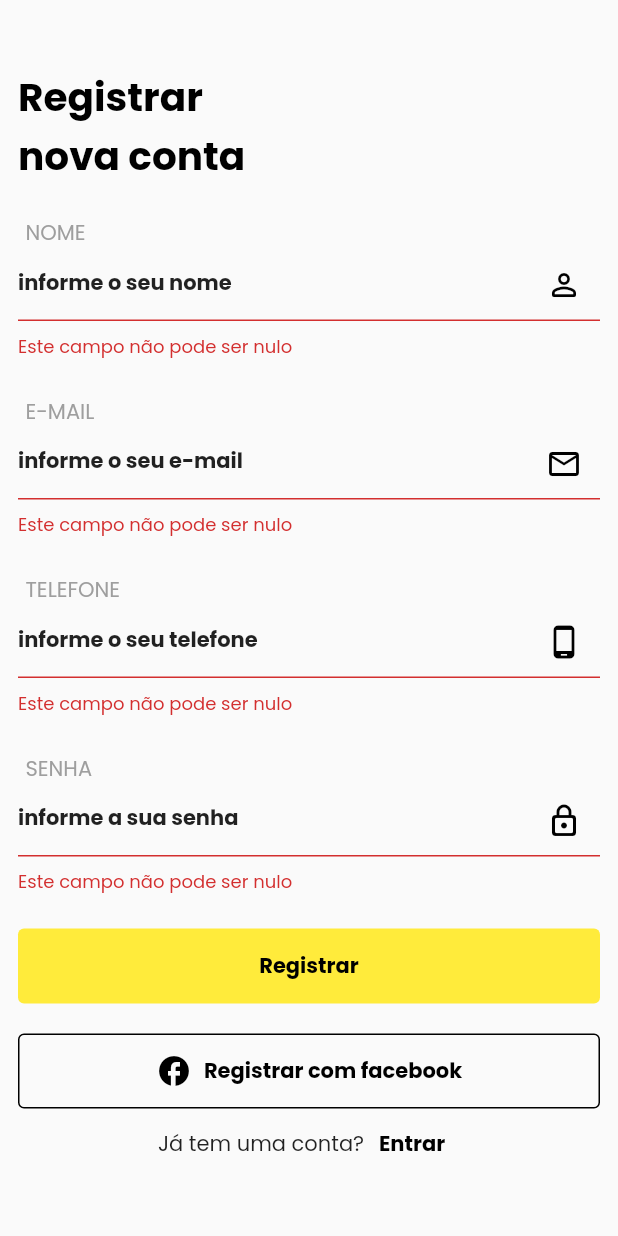
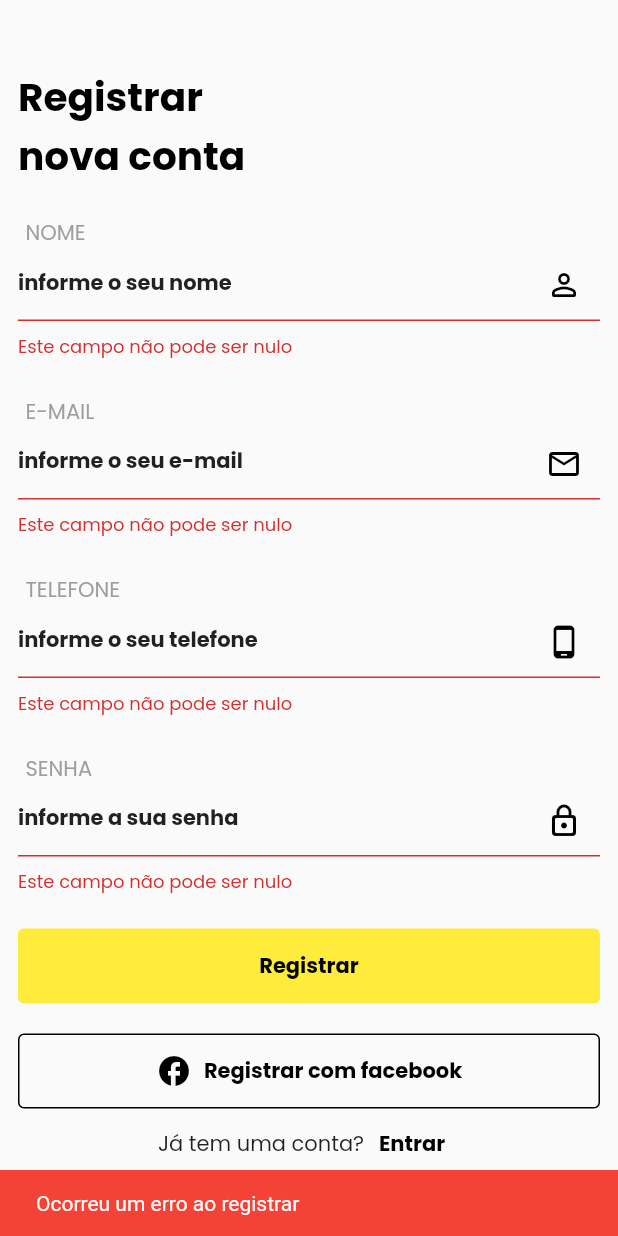
Before and after one commit to josedeneto/empanturra_app, a Flutter app: the SignUp screen opened directly, after a tap on "Registrar", on a phone screen of 412 x 824 dp. Run offline on Flutter 3.47's test engine with Material 2 defaults, Android fonts, the light colour scheme and no system bars.

Commit message:
Update sign_up.dart

```diff
--- a/empanturra/lib/src/feautures/auth/sign_up/sign_up.dart
+++ b/empanturra/lib/src/feautures/auth/sign_up/sign_up.dart
@@ -102,10 +102,22 @@ class _SignUpState extends State<SignUp> {
                   text: 'Registrar',
                   onPressed: () {
                     if (_formKey.currentState!.validate()) {
-                      Navigator.push(
-                          context, (MaterialPageRoute(builder: (_) => Home())));
+                      ScaffoldMessenger.of(context).showSnackBar(const SnackBar(
+                          backgroundColor: Colors.black,
+                          content: Text(
+                            'Registro feito com sucesso',
+                            style: TextStyle(color: Colors.white),
+                          )));
+                      Navigator.push(context,
+                          (MaterialPageRoute(builder: (_) => const Home())));
                     } else {
-                      return 'nonono';
+                      return ScaffoldMessenger.of(context)
+                          .showSnackBar(const SnackBar(
+                              backgroundColor: Colors.red,
+                              content: Text(
+                                'Ocorreu um erro ao registrar',
+                                style: TextStyle(color: Colors.white),
+                              )));
                     }
                   },
                 ),
```
